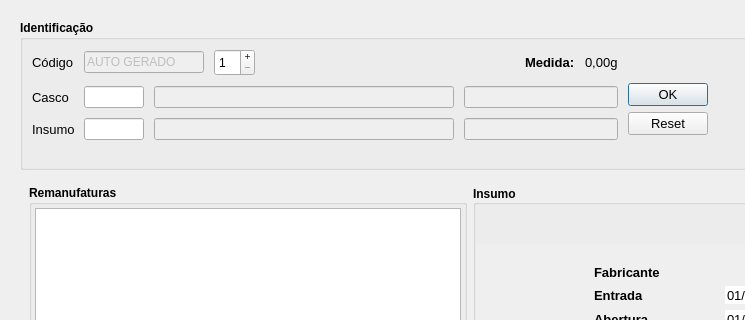
Before: the Qt Designer form Resources/UI/RegistroRemanufatura.ui in Klubas/Projeto-SOAD, drawn with Qt 5; both pictures show x 0 to 745 and y 0 to 320 of the 940 by 610 pixel window.
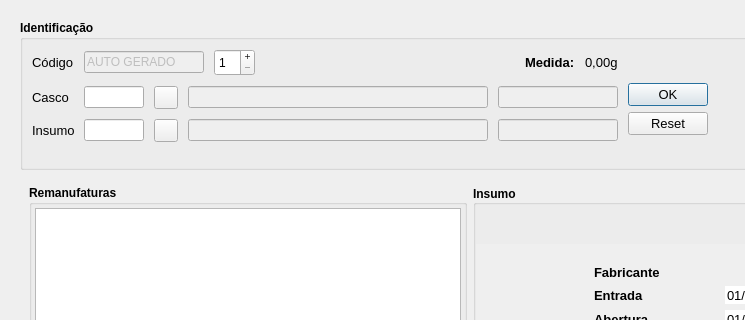
After: the same form once the commit is applied.

Diff of the .ui file:
```diff
--- a/Resources/UI/RegistroRemanufatura.ui
+++ b/Resources/UI/RegistroRemanufatura.ui
@@ -304,6 +304,13 @@
                 </property>
                </widget>
               </item>
+              <item>
+               <widget class="QToolButton" name="toolButton_casco">
+                <property name="text">
+                 <string/>
+                </property>
+               </widget>
+              </item>
               <item>
                <widget class="QLineEdit" name="lineEdit_casco">
                 <property name="enabled">
@@ -362,6 +369,13 @@
                 </property>
                </widget>
               </item>
+              <item>
+               <widget class="QToolButton" name="toolButton_insumo">
+                <property name="text">
+                 <string/>
+                </property>
+               </widget>
+              </item>
               <item>
                <widget class="QLineEdit" name="lineEdit_insumo">
                 <property name="enabled">
```
